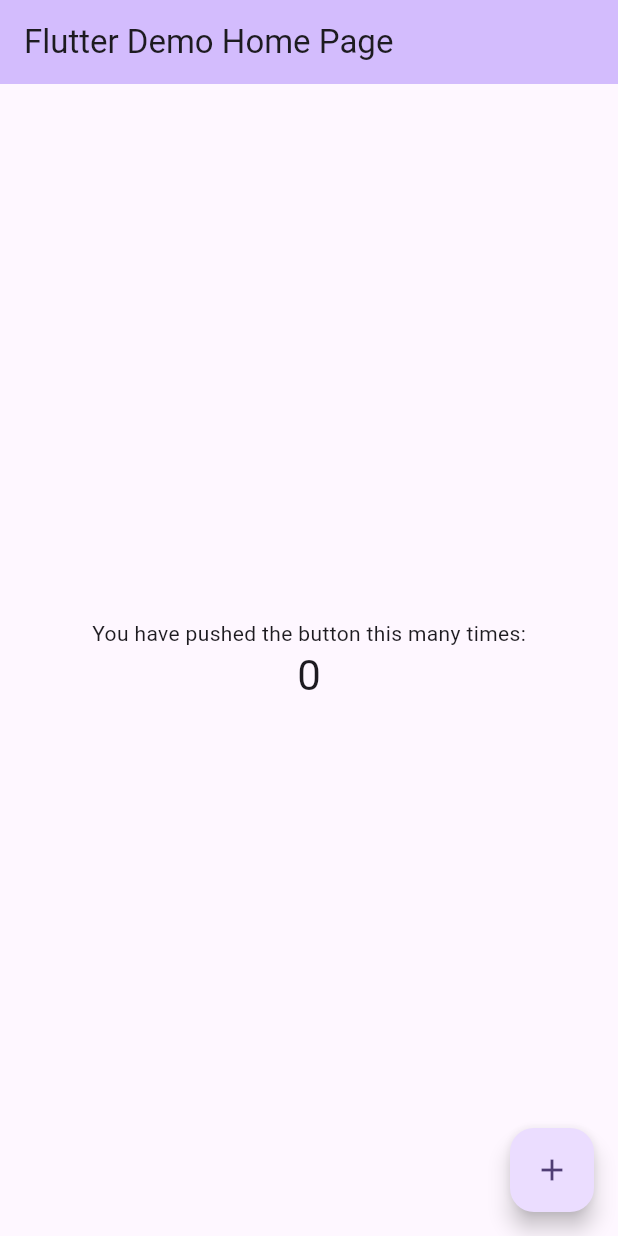
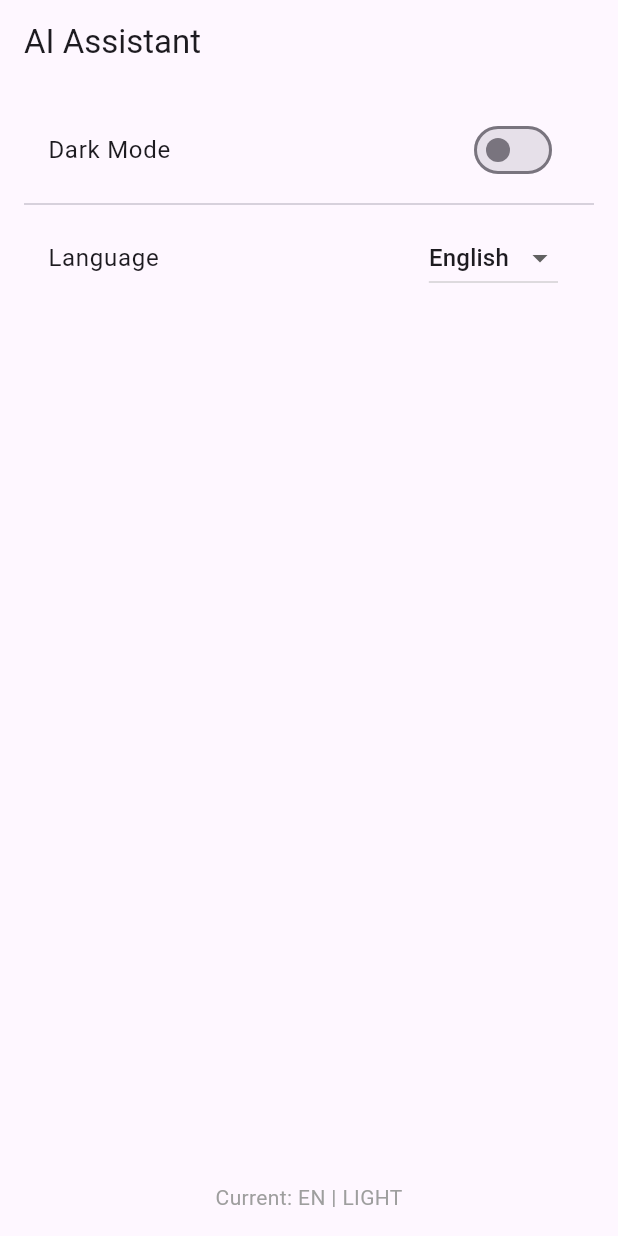
Before and after one commit to jecem-ben-slama/Ai_Partner, a Flutter app: the screen it shows after launch, on a phone screen of 412 x 824 dp. Run offline on Flutter 3.47's test engine with Material 3 defaults, Android fonts, the phone set to English and light mode, and no system bars; our stand-ins replace equatable, flutter_bloc, rxdart.

Commit message:
added multi lanugae support and dark mode

````diff
--- /dev/null
+++ b/devtools_options.yaml
@@ -0,0 +1,3 @@
+description: This file stores settings for Dart & Flutter DevTools.
+documentation: https://docs.flutter.dev/tools/devtools/extensions#configure-extension-enablement-states
+extensions:
--- /dev/null
+++ b/lib/l10n/app_ar.arb
@@ -0,0 +1,6 @@
+{
+  "appTitle": "مساعد الذكاء الاصطناعي",
+  "settings": "الإعدادات",
+  "darkMode": "الوضع الليلي",
+  "language": "اللغة"
+}
--- /dev/null
+++ b/lib/l10n/app_en.arb
@@ -0,0 +1,6 @@
+{
+  "appTitle": "AI Assistant",
+  "settings": "Settings",
+  "darkMode": "Dark Mode",
+  "language": "Language"
+}
--- /dev/null
+++ b/lib/l10n/app_fr.arb
@@ -0,0 +1,6 @@
+{
+  "appTitle": "Assistant IA",
+  "settings": "Paramètres",
+  "darkMode": "Mode Sombre",
+  "language": "Langue"
+}
--- /dev/null
+++ b/lib/l10n/app_localizations.dart
@@ -0,0 +1,156 @@
+import 'dart:async';
+
+import 'package:flutter/foundation.dart';
+import 'package:flutter/widgets.dart';
+import 'package:flutter_localizations/flutter_localizations.dart';
+import 'package:intl/intl.dart' as intl;
+
+import 'app_localizations_ar.dart';
+import 'app_localizations_en.dart';
+import 'app_localizations_fr.dart';
+
+// ignore_for_file: type=lint
+
+/// Callers can lookup localized strings with an instance of AppLocalizations
+/// returned by `AppLocalizations.of(context)`.
+///
+/// Applications need to include `AppLocalizations.delegate()` in their app's
+/// `localizationDelegates` list, and the locales they support in the app's
+/// `supportedLocales` list. For example:
+///
+/// ```dart
+/// import 'l10n/app_localizations.dart';
+///
+/// return MaterialApp(
+///   localizationsDelegates: AppLocalizations.localizationsDelegates,
+///   supportedLocales: AppLocalizations.supportedLocales,
+///   home: MyApplicationHome(),
+/// );
+/// ```
+///
+/// ## Update pubspec.yaml
+///
+/// Please make sure to update your pubspec.yaml to include the following
+/// packages:
+///
+/// ```yaml
+/// dependencies:
+///   # Internationalization support.
+///   flutter_localizations:
+///     sdk: flutter
+///   intl: any # Use the pinned version from flutter_localizations
+///
+///   # Rest of dependencies
+/// ```
+///
+/// ## iOS Applications
+///
+/// iOS applications define key application metadata, including supported
+/// locales, in an Info.plist file that is built into the application bundle.
+/// To configure the locales supported by your app, you’ll need to edit this
+/// file.
+///
+/// First, open your project’s ios/Runner.xcworkspace Xcode workspace file.
+/// Then, in the Project Navigator, open the Info.plist file under the Runner
+/// project’s Runner folder.
+///
+/// Next, select the Information Property List item, select Add Item from the
+/// Editor menu, then select Localizations from the pop-up menu.
+///
+/// Select and expand the newly-created Localizations item then, for each
+/// locale your application supports, add a new item and select the locale
+/// you wish to add from the pop-up menu in the Value field. This list should
+/// be consistent with the languages listed in the AppLocalizations.supportedLocales
+/// property.
+abstract class AppLocalizations {
+  AppLocalizations(String locale) : localeName = intl.Intl.canonicalizedLocale(locale.toString());
+
+  final String localeName;
+
+  static AppLocalizations? of(BuildContext context) {
+    return Localizations.of<AppLocalizations>(context, AppLocalizations);
+  }
+
+  static const LocalizationsDelegate<AppLocalizations> delegate = _AppLocalizationsDelegate();
+
+  /// A list of this localizations delegate along with the default localizations
+  /// delegates.
+  ///
+  /// Returns a list of localizations delegates containing this delegate along with
+  /// GlobalMaterialLocalizations.delegate, GlobalCupertinoLocalizations.delegate,
+  /// and GlobalWidgetsLocalizations.delegate.
+  ///
+  /// Additional delegates can be added by appending to this list in
+  /// MaterialApp. This list does not have to be used at all if a custom list
+  /// of delegates is preferred or required.
+  static const List<LocalizationsDelegate<dynamic>> localizationsDelegates = <LocalizationsDelegate<dynamic>>[
+    delegate,
+    GlobalMaterialLocalizations.delegate,
+    GlobalCupertinoLocalizations.delegate,
+    GlobalWidgetsLocalizations.delegate,
+  ];
+
+  /// A list of this localizations delegate's supported locales.
+  static const List<Locale> supportedLocales = <Locale>[
+    Locale('ar'),
+    Locale('en'),
+    Locale('fr')
+  ];
+
+  /// No description provided for @appTitle.
+  ///
+  /// In en, this message translates to:
+  /// **'AI Assistant'**
+  String get appTitle;
+
+  /// No description provided for @settings.
+  ///
+  /// In en, this message translates to:
+  /// **'Settings'**
+  String get settings;
+
+  /// No description provided for @darkMode.
+  ///
+  /// In en, this message translates to:
+  /// **'Dark Mode'**
+  String get darkMode;
+
+  /// No description provided for @language.
+  ///
+  /// In en, this message translates to:
+  /// **'Language'**
+  String get language;
+}
+
+class _AppLocalizationsDelegate extends LocalizationsDelegate<AppLocalizations> {
+  const _AppLocalizationsDelegate();
+
+  @override
+  Future<AppLocalizations> load(Locale locale) {
+    return SynchronousFuture<AppLocalizations>(lookupAppLocalizations(locale));
+  }
+
+  @override
+  bool isSupported(Locale locale) => <String>['ar', 'en', 'fr'].contains(locale.languageCode);
+
+  @override
+  bool shouldReload(_AppLocalizationsDelegate old) => false;
+}
+
+AppLocalizations lookupAppLocalizations(Locale locale) {
+
+
+  // Lookup logic when only language code is specified.
+  switch (locale.languageCode) {
+    case 'ar': return AppLocalizationsAr();
+    case 'en': return AppLocalizationsEn();
+    case 'fr': return AppLocalizationsFr();
+  }
+
+  throw FlutterError(
+    'AppLocalizations.delegate failed to load unsupported locale "$locale". This is likely '
+    'an issue with the localizations generation tool. Please file an issue '
+    'on GitHub with a reproducible sample app and the gen-l10n configuration '
+    'that was used.'
+  );
+}
--- /dev/null
+++ b/lib/l10n/app_localizations_en.dart
@@ -0,0 +1,22 @@
+// ignore: unused_import
+import 'package:intl/intl.dart' as intl;
+import 'app_localizations.dart';
+
+// ignore_for_file: type=lint
+
+/// The translations for English (`en`).
+class AppLocalizationsEn extends AppLocalizations {
+  AppLocalizationsEn([String locale = 'en']) : super(locale);
+
+  @override
+  String get appTitle => 'AI Assistant';
+
+  @override
+  String get settings => 'Settings';
+
+  @override
+  String get darkMode => 'Dark Mode';
+
+  @override
+  String get language => 'Language';
+}
--- /dev/null
+++ b/lib/l10n/app_localizations_fr.dart
@@ -0,0 +1,22 @@
+// ignore: unused_import
+import 'package:intl/intl.dart' as intl;
+import 'app_localizations.dart';
+
+// ignore_for_file: type=lint
+
+/// The translations for French (`fr`).
+class AppLocalizationsFr extends AppLocalizations {
+  AppLocalizationsFr([String locale = 'fr']) : super(locale);
+
+  @override
+  String get appTitle => 'Assistant IA';
+
+  @override
+  String get settings => 'Paramètres';
+
+  @override
+  String get darkMode => 'Mode Sombre';
+
+  @override
+  String get language => 'Langue';
+}
--- /dev/null
+++ b/lib/logic/settings/settings_cubit.dart
@@ -0,0 +1,34 @@
+import 'package:flutter/material.dart';
+import 'package:flutter_bloc/flutter_bloc.dart';
+import 'package:rxdart/rxdart.dart';
+import 'settings_state.dart';
+
+class SettingsCubit extends Cubit<SettingsState> {
+  // BehaviorSubject ensures the latest state is always broadcasted
+  final _stateSubject = BehaviorSubject<SettingsState>();
+
+  SettingsCubit() : super(const SettingsState()) {
+    _stateSubject.add(state);
+  }
+
+  void toggleTheme() {
+    final newMode = state.themeMode == ThemeMode.light
+        ? ThemeMode.dark
+        : ThemeMode.light;
+    final newState = state.copyWith(themeMode: newMode);
+    emit(newState);
+    _stateSubject.add(newState);
+  }
+
+  void changeLanguage(String langCode) {
+    final newState = state.copyWith(locale: Locale(langCode));
+    emit(newState);
+    _stateSubject.add(newState);
+  }
+
+  @override
+  Future<void> close() {
+    _stateSubject.close();
+    return super.close();
+  }
+}
--- /dev/null
+++ b/lib/logic/settings/settings_state.dart
@@ -0,0 +1,22 @@
+import 'package:equatable/equatable.dart';
+import 'package:flutter/material.dart';
+
+class SettingsState extends Equatable {
+  final ThemeMode themeMode;
+  final Locale locale;
+
+  const SettingsState({
+    this.themeMode = ThemeMode.light,
+    this.locale = const Locale('en'), // Default as French
+  });
+
+  SettingsState copyWith({ThemeMode? themeMode, Locale? locale}) {
+    return SettingsState(
+      themeMode: themeMode ?? this.themeMode,
+      locale: locale ?? this.locale,
+    );
+  }
+
+  @override
+  List<Object> get props => [themeMode, locale];
+}
--- a/lib/main.dart
+++ b/lib/main.dart
@@ -1,4 +1,9 @@
 import 'package:flutter/material.dart';
+import 'package:flutter_bloc/flutter_bloc.dart';
+import 'l10n/app_localizations.dart';
+import 'logic/settings/settings_cubit.dart';
+import 'logic/settings/settings_state.dart';
+import 'presentation/screens/home_screen.dart';
 
 void main() {
   runApp(const MyApp());
@@ -7,109 +12,36 @@ void main() {
 class MyApp extends StatelessWidget {
   const MyApp({super.key});
 
-  // This widget is the root of your application.
   @override
   Widget build(BuildContext context) {
-    return MaterialApp(
-      title: 'Flutter Demo',
-      theme: ThemeData(
-
-        //
-        // Notice that the counter didn't reset back to zero; the application
-        // state is not lost during the reload. To reset the state, use hot
-        // restart instead.
-        //
-        // This works for code too, not just values: Most code changes can be
-        // tested with just a hot reload.
-        colorScheme: .fromSeed(seedColor: Colors.deepPurple),
-      ),
-      home: const MyHomePage(title: 'Flutter Demo Home Page'),
+    // 1. Place the BlocProvider at the very top
+    return BlocProvider(
+      create: (context) => SettingsCubit(),
+      // 2. Use a child widget (or a Builder) so the context contains the Cubit
+      child: const AppView(),
     );
   }
 }
 
-class MyHomePage extends StatefulWidget {
-  const MyHomePage({super.key, required this.title});
-
-  // This widget is the home page of your application. It is stateful, meaning
-  // that it has a State object (defined below) that contains fields that affect
-  // how it looks.
-
-  // This class is the configuration for the state. It holds the values (in this
-  // case the title) provided by the parent (in this case the App widget) and
-  // used by the build method of the State. Fields in a Widget subclass are
-  // always marked "final".
-
-  final String title;
-
-  @override
-  State<MyHomePage> createState() => _MyHomePageState();
-}
-
-class _MyHomePageState extends State<MyHomePage> {
-  int _counter = 0;
-
-  void _incrementCounter() {
-    setState(() {
-      // This call to setState tells the Flutter framework that something has
-      // changed in this State, which causes it to rerun the build method below
-      // so that the display can reflect the updated values. If we changed
-      // _counter without calling setState(), then the build method would not be
-      // called again, and so nothing would appear to happen.
-      _counter++;
-    });
-  }
+class AppView extends StatelessWidget {
+  const AppView({super.key});
 
   @override
   Widget build(BuildContext context) {
-    // This method is rerun every time setState is called, for instance as done
-    // by the _incrementCounter method above.
-    //
-    // The Flutter framework has been optimized to make rerunning build methods
-    // fast, so that you can just rebuild anything that needs updating rather
-    // than having to individually change instances of widgets.
-    return Scaffold(
-      appBar: AppBar(
-        // TRY THIS: Try changing the color here to a specific color (to
-        // Colors.amber, perhaps?) and trigger a hot reload to see the AppBar
-        // change color while the other colors stay the same.
-        backgroundColor: Theme.of(context).colorScheme.inversePrimary,
-        // Here we take the value from the MyHomePage object that was created by
-        // the App.build method, and use it to set our appbar title.
-        title: Text(widget.title),
-      ),
-      body: Center(
-        // Center is a layout widget. It takes a single child and positions it
-        // in the middle of the parent.
-        child: Column(
-          // Column is also a layout widget. It takes a list of children and
-          // arranges them vertically. By default, it sizes itself to fit its
-          // children horizontally, and tries to be as tall as its parent.
-          //
-          // Column has various properties to control how it sizes itself and
-          // how it positions its children. Here we use mainAxisAlignment to
-          // center the children vertically; the main axis here is the vertical
-          // axis because Columns are vertical (the cross axis would be
-          // horizontal).
-          //
-          // TRY THIS: Invoke "debug painting" (choose the "Toggle Debug Paint"
-          // action in the IDE, or press "p" in the console), to see the
-          // wireframe for each widget.
-          mainAxisAlignment: .center,
-          children: [
-            const Text('You have pushed the button this many times:'),
-            Text(
-              '$_counter',
-              style: Theme.of(context).textTheme.headlineMedium,
-            ),
-          ],
-        ),
-      ),
-      floatingActionButton: FloatingActionButton(
-        onPressed: _incrementCounter,
-        tooltip: 'Increment',
-        child: const Icon(Icons.add),
-      ),
+    // Now this context is UNDER the BlocProvider and can find the Cubit
+    return BlocBuilder<SettingsCubit, SettingsState>(
+      builder: (context, state) {
+        return MaterialApp(
+          debugShowCheckedModeBanner: false,
+          locale: state.locale,
+          themeMode: state.themeMode,
+          theme: ThemeData.light(),
+          darkTheme: ThemeData.dark(),
+          localizationsDelegates: AppLocalizations.localizationsDelegates,
+          supportedLocales: AppLocalizations.supportedLocales,
+          home: const HomeScreen(),
+        );
+      },
     );
   }
 }
--- /dev/null
+++ b/lib/presentation/screens/home_screen.dart
@@ -0,0 +1,72 @@
+import 'package:ai_partner/l10n/app_localizations.dart';
+import 'package:ai_partner/logic/settings/settings_cubit.dart';
+import 'package:ai_partner/logic/settings/settings_state.dart';
+import 'package:flutter/material.dart';
+import 'package:flutter_bloc/flutter_bloc.dart';
+
+
+class HomeScreen extends StatelessWidget {
+  const HomeScreen({super.key});
+
+  @override
+  Widget build(BuildContext context) {
+    // 1. Get the localizations object for current context
+    final l10n = AppLocalizations.of(context)!;
+
+    return Scaffold(
+      appBar: AppBar(
+        // Uses the localized title from your .arb files
+        title: Text(l10n.appTitle),
+      ),
+      body: BlocBuilder<SettingsCubit, SettingsState>(
+        builder: (context, state) {
+          return Padding(
+            padding: const EdgeInsets.all(16.0),
+            child: Column(
+              crossAxisAlignment: CrossAxisAlignment.start,
+              children: [
+                // Section: Theme Testing
+                ListTile(
+                  title: Text(l10n.darkMode),
+                  trailing: Switch(
+                    value: state.themeMode == ThemeMode.dark,
+                    onChanged: (value) =>
+                        context.read<SettingsCubit>().toggleTheme(),
+                  ),
+                ),
+                const Divider(),
+
+                // Section: Language Testing
+                ListTile(
+                  title: Text(l10n.language),
+                  trailing: DropdownButton<String>(
+                    value: state.locale.languageCode,
+                    items: const [
+                      DropdownMenuItem(value: 'fr', child: Text("Français")),
+                      DropdownMenuItem(value: 'en', child: Text("English")),
+                      DropdownMenuItem(value: 'ar', child: Text("العربية")),
+                    ],
+                    onChanged: (String? code) {
+                      if (code != null) {
+                        context.read<SettingsCubit>().changeLanguage(code);
+                      }
+                    },
+                  ),
+                ),
+
+                const Spacer(),
+                // Displaying current state for debugging
+                Center(
+                  child: Text(
+                    "Current: ${state.locale.languageCode.toUpperCase()} | ${state.themeMode.name.toUpperCase()}",
+                    style: const TextStyle(color: Colors.grey),
+                  ),
+                ),
+              ],
+            ),
+          );
+        },
+      ),
+    );
+  }
+}
````
Also changed, not shown: lib/l10n/app_localizations_ar.dart (added, +22 -0 lines), pubspec.yaml (+7 -1 lines), pubspec.lock, 5 other files.
